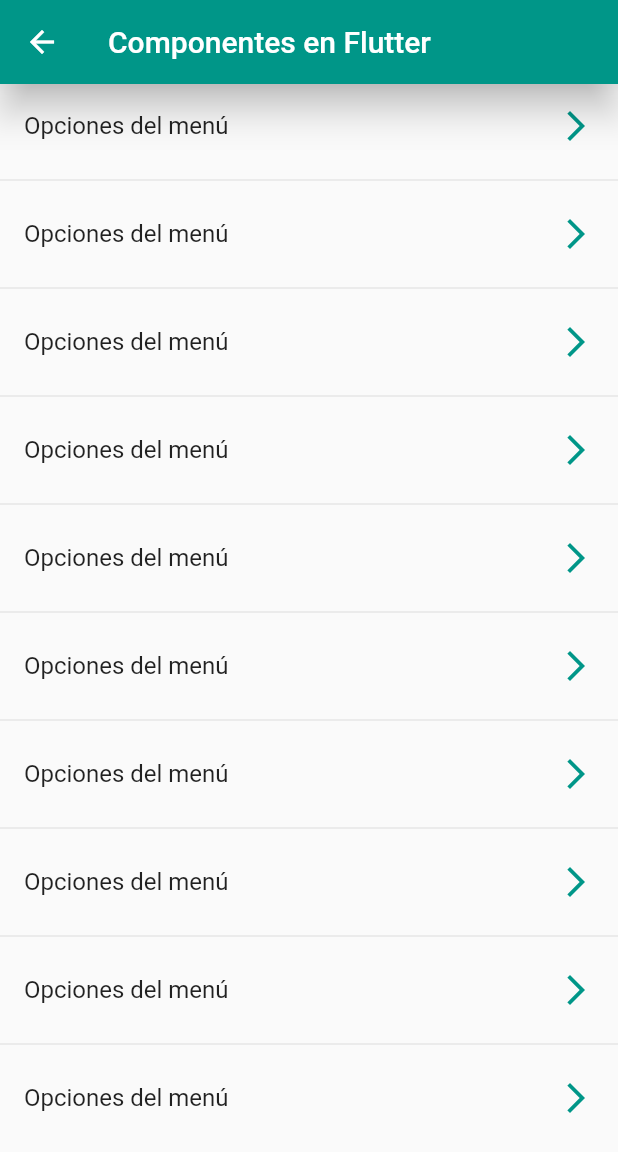
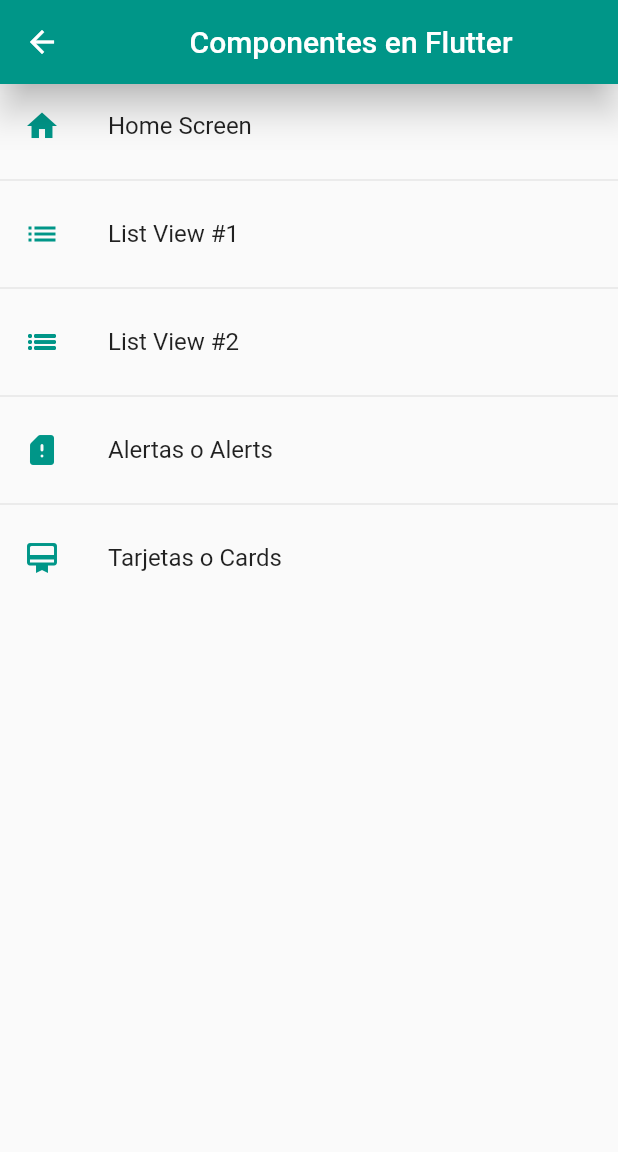
Before and after one commit to alejorom/fl_components, a Flutter app: the HomeScreen screen opened directly, on a phone screen of 412 x 824 dp. Shown: the top 1152 px of the screen. Run offline on Flutter 3.47's test engine with Material 2 defaults, Android fonts, the phone set to English and light mode, and no system bars; statements that could not run were skipped.

Commit message:
Anidar rutas / menus aplicación

```diff
--- a/lib/main.dart
+++ b/lib/main.dart
@@ -12,7 +12,7 @@
       debugShowCheckedModeBanner: false,
       title: 'Material App',
       initialRoute: AppRoutes.initialRoute,
-      routes: AppRoutes.routes,
+      routes: AppRoutes.getAppRoutes(),
 
       // Se navega a un route no especificada.
       onGenerateRoute: (settings) => AppRoutes.onGenerateRoute(settings),
--- a/lib/router/app_routes.dart
+++ b/lib/router/app_routes.dart
@@ -38,13 +38,27 @@
     ),
   ];
 
-  static Map<String, Widget Function(BuildContext)> routes = {
-    "home": (BuildContext context) => const HomeScreen(),
-    "listview1": (BuildContext context) => const Listview1Screen(),
-    "listview2": (BuildContext context) => const Listview2Screen(),
-    "alert": (BuildContext context) => const AlertScreen(),
-    "card": (BuildContext context) => const CardScreen(),
-  };
+  // Construir un mapa dinámico para el menú
+  static Map<String, Widget Function(BuildContext)> getAppRoutes() {
+    Map<String, Widget Function(BuildContext)> appRoutes = {};
+
+    // Construir el mapa de rutas dinámicamente con base a MenuOptions
+    for (final option in menuOptions) {
+      appRoutes.addAll(
+        {option.route: (BuildContext context) => option.screen},
+      );
+    }
+    return appRoutes;
+  }
+
+  // Construir un mapa estático para el menú
+  // static Map<String, Widget Function(BuildContext)> routes = {
+  //   "home": (BuildContext context) => const HomeScreen(),
+  //   "listview1": (BuildContext context) => const Listview1Screen(),
+  //   "listview2": (BuildContext context) => const Listview2Screen(),
+  //   "alert": (BuildContext context) => const AlertScreen(),
+  //   "card": (BuildContext context) => const CardScreen(),
+  // };
 
   static Route<dynamic> onGenerateRoute(RouteSettings settings) {
     return MaterialPageRoute(
--- a/lib/screens/home_screen.dart
+++ b/lib/screens/home_screen.dart
@@ -1,4 +1,5 @@
 import 'package:flutter/material.dart';
+import 'package:fl_components/router/app_routes.dart';
 
 class HomeScreen extends StatelessWidget {
   const HomeScreen({Key? key}) : super(key: key);
@@ -7,28 +8,23 @@
   Widget build(BuildContext context) {
     return Scaffold(
       appBar: AppBar(
-        title: const Text('Componentes en Flutter'),
+        title: const Center(child: Text('Componentes en Flutter')),
         backgroundColor: Colors.teal,
         elevation: 10,
       ),
       body: ListView.separated(
         itemBuilder: (context, index) => ListTile(
-          title: const Text('Opciones del menú'),
-          trailing: const Icon(
-            Icons.arrow_forward_ios,
+          title: Text(AppRoutes.menuOptions[index].name),
+          leading: Icon(
+            AppRoutes.menuOptions[index].icon,
             color: Colors.teal,
           ),
           onTap: () {
-            // final route = MaterialPageRoute(
-            //   builder: (context) => const Listview1Screen(),
-            // );
-            // Navigator.push(context, route);
-
-            Navigator.pushNamed(context, 'card');
+            Navigator.pushNamed(context, AppRoutes.menuOptions[index].route);
           },
         ),
         separatorBuilder: (_, __) => const Divider(),
-        itemCount: 10,
+        itemCount: AppRoutes.menuOptions.length,
       ),
     );
   }
```
Also changed, not shown: lib/screens/listview1_screen.dart (+7 -2 lines), lib/screens/listview2_screen.dart (+7 -2 lines).
